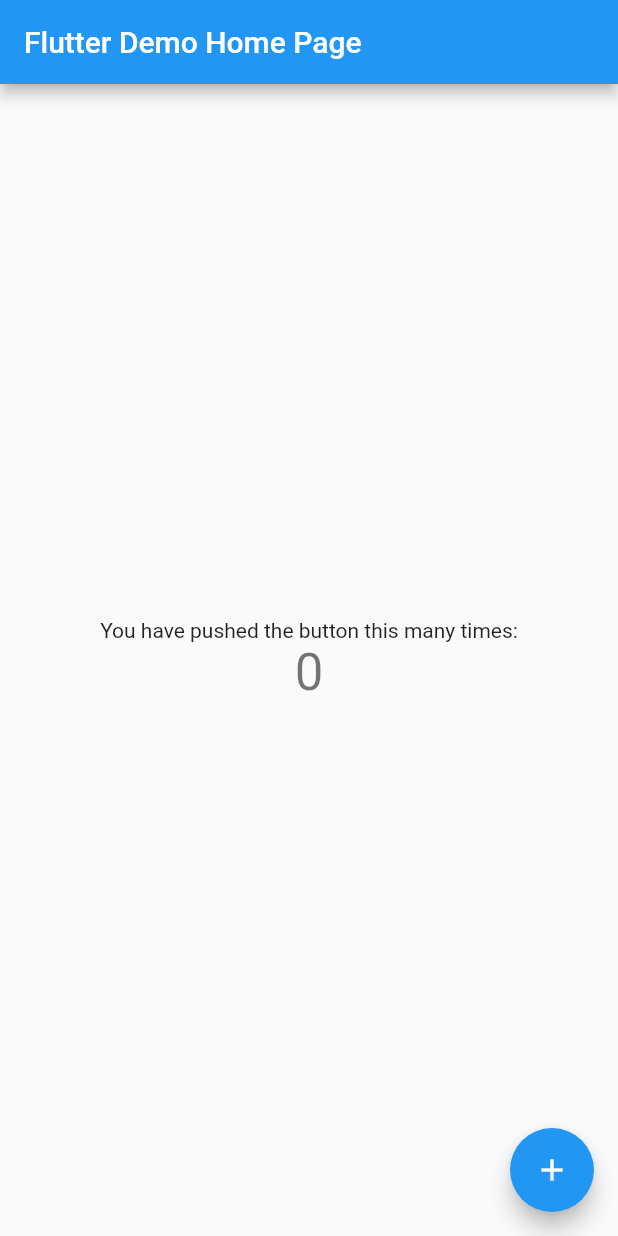
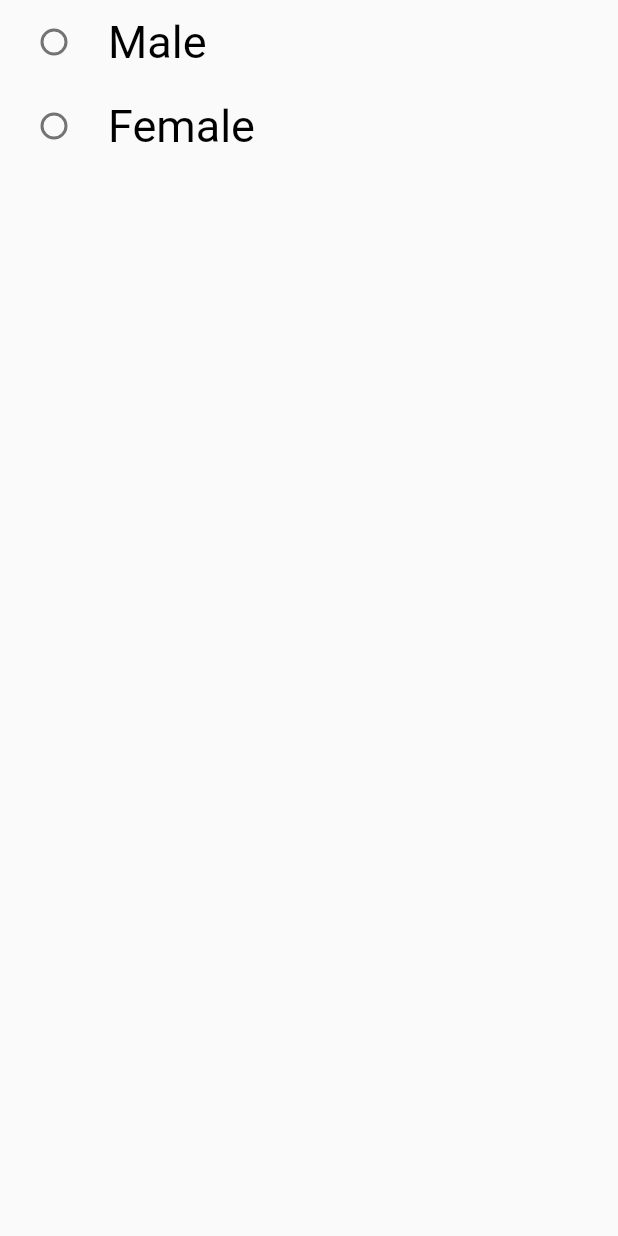
Before and after one commit to salahu01/Bloc-Tutorial.Flutter, a Flutter app: the screen it shows after launch, on a phone screen of 412 x 824 dp. Run offline on Flutter 3.47's test engine with Material 2 defaults, Android fonts, the phone set to English and light mode, and no system bars; our stand-ins replace bloc, flutter_bloc, freezed_annotation.

Commit message:
add radio button in bloc

```diff
--- /dev/null
+++ b/radio_button/lib/application/radio/radion_bloc.dart
@@ -0,0 +1,14 @@
+import 'package:bloc/bloc.dart';
+import 'package:freezed_annotation/freezed_annotation.dart';
+
+part 'radion_event.dart';
+part 'radion_state.dart';
+part 'radion_bloc.freezed.dart';
+
+class RadionBloc extends Bloc<RadionEvent, RadionState> {
+  RadionBloc() : super(const _RadionState()) {
+    on<_ChangeRadioButtonValue>((event, emit) {
+      emit(state.copyWith(selectedRadioValue: event.selectedValue));
+    });
+  }
+}
--- /dev/null
+++ b/radio_button/lib/application/radio/radion_event.dart
@@ -0,0 +1,8 @@
+part of 'radion_bloc.dart';
+
+@freezed
+class RadionEvent with _$RadionEvent {
+  const factory RadionEvent.changeRadioButtonValue({
+    required String? selectedValue
+  }) = _ChangeRadioButtonValue;
+}
--- /dev/null
+++ b/radio_button/lib/application/radio/radion_state.dart
@@ -0,0 +1,8 @@
+part of 'radion_bloc.dart';
+
+@freezed
+class RadionState with _$RadionState {
+  const factory RadionState({
+    String? selectedRadioValue,
+  }) = _RadionState;
+}
--- a/radio_button/lib/main.dart
+++ b/radio_button/lib/main.dart
@@ -1,4 +1,7 @@
 import 'package:flutter/material.dart';
+import 'package:flutter_bloc/flutter_bloc.dart';
+import 'package:radio_button/application/radio/radion_bloc.dart';
+import 'package:radio_button/presentaion/radio_button_screen.dart';
 
 void main() {
   runApp(const MyApp());
@@ -10,106 +13,19 @@ class MyApp extends StatelessWidget {
   // This widget is the root of your application.
   @override
   Widget build(BuildContext context) {
-    return MaterialApp(
-      title: 'Flutter Demo',
-      theme: ThemeData(
-        // This is the theme of your application.
-        //
-        // Try running your application with "flutter run". You'll see the
-        // application has a blue toolbar. Then, without quitting the app, try
-        // changing the primarySwatch below to Colors.green and then invoke
-        // "hot reload" (press "r" in the console where you ran "flutter run",
-        // or simply save your changes to "hot reload" in a Flutter IDE).
-        // Notice that the counter didn't reset back to zero; the application
-        // is not restarted.
-        primarySwatch: Colors.blue,
+    return MultiBlocProvider(
+      providers: [
+        BlocProvider(
+          create: (context) => RadionBloc(),
+        )
+      ],
+      child: MaterialApp(
+        title: 'Flutter Demo',
+        theme: ThemeData(
+          primarySwatch: Colors.blue,
+        ),
+        home: const RadioButtonScreen(),
       ),
-      home: const MyHomePage(title: 'Flutter Demo Home Page'),
     );
   }
 }
-
-class MyHomePage extends StatefulWidget {
-  const MyHomePage({super.key, required this.title});
-
-  // This widget is the home page of your application. It is stateful, meaning
-  // that it has a State object (defined below) that contains fields that affect
-  // how it looks.
-
-  // This class is the configuration for the state. It holds the values (in this
-  // case the title) provided by the parent (in this case the App widget) and
-  // used by the build method of the State. Fields in a Widget subclass are
-  // always marked "final".
-
-  final String title;
-
-  @override
-  State<MyHomePage> createState() => _MyHomePageState();
-}
-
-class _MyHomePageState extends State<MyHomePage> {
-  int _counter = 0;
-
-  void _incrementCounter() {
-    setState(() {
-      // This call to setState tells the Flutter framework that something has
-      // changed in this State, which causes it to rerun the build method below
-      // so that the display can reflect the updated values. If we changed
-      // _counter without calling setState(), then the build method would not be
-      // called again, and so nothing would appear to happen.
-      _counter++;
-    });
-  }
-
-  @override
-  Widget build(BuildContext context) {
-    // This method is rerun every time setState is called, for instance as done
-    // by the _incrementCounter method above.
-    //
-    // The Flutter framework has been optimized to make rerunning build methods
-    // fast, so that you can just rebuild anything that needs updating rather
-    // than having to individually change instances of widgets.
-    return Scaffold(
-      appBar: AppBar(
-        // Here we take the value from the MyHomePage object that was created by
-        // the App.build method, and use it to set our appbar title.
-        title: Text(widget.title),
-      ),
-      body: Center(
-        // Center is a layout widget. It takes a single child and positions it
-        // in the middle of the parent.
-        child: Column(
-          // Column is also a layout widget. It takes a list of children and
-          // arranges them vertically. By default, it sizes itself to fit its
-          // children horizontally, and tries to be as tall as its parent.
-          //
-          // Invoke "debug painting" (press "p" in the console, choose the
-          // "Toggle Debug Paint" action from the Flutter Inspector in Android
-          // Studio, or the "Toggle Debug Paint" command in Visual Studio Code)
-          // to see the wireframe for each widget.
-          //
-          // Column has various properties to control how it sizes itself and
-          // how it positions its children. Here we use mainAxisAlignment to
-          // center the children vertically; the main axis here is the vertical
-          // axis because Columns are vertical (the cross axis would be
-          // horizontal).
-          mainAxisAlignment: MainAxisAlignment.center,
-          children: <Widget>[
-            const Text(
-              'You have pushed the button this many times:',
-            ),
-            Text(
-              '$_counter',
-              style: Theme.of(context).textTheme.headline4,
-            ),
-          ],
-        ),
-      ),
-      floatingActionButton: FloatingActionButton(
-        onPressed: _incrementCounter,
-        tooltip: 'Increment',
-        child: const Icon(Icons.add),
-      ), // This trailing comma makes auto-formatting nicer for build methods.
-    );
-  }
-}
--- /dev/null
+++ b/radio_button/lib/presentaion/radio_button_screen.dart
@@ -0,0 +1,37 @@
+import 'package:flutter/material.dart';
+import 'package:flutter_bloc/flutter_bloc.dart';
+import 'package:radio_button/application/radio/radion_bloc.dart';
+
+class RadioButtonScreen extends StatelessWidget {
+  const RadioButtonScreen({super.key});
+
+  @override
+  Widget build(BuildContext context) {
+    return Scaffold(
+      body: BlocBuilder<RadionBloc, RadionState>(
+        builder: (context, state) {
+          return Column(
+            children: [
+              RadioListTile<String?>(
+                value: 'male',
+                groupValue: state.selectedRadioValue,
+                title: const Text('Male', style: TextStyle(color: Colors.black, fontSize: 30)),
+                onChanged: (value) {
+                  context.read<RadionBloc>().add(RadionEvent.changeRadioButtonValue(selectedValue: value));
+                },
+              ),
+              RadioListTile<String?>(
+                value: 'female',
+                groupValue: state.selectedRadioValue,
+                title: const Text('Female', style: TextStyle(color: Colors.black, fontSize: 30)),
+                onChanged: (value) {
+                  context.read<RadionBloc>().add(RadionEvent.changeRadioButtonValue(selectedValue: value));
+                },
+              ),
+            ],
+          );
+        },
+      ),
+    );
+  }
+}
```
Also changed, not shown: radio_button/pubspec.yaml (+8 -20 lines), radio_button/lib/application/radio/radion_bloc.freezed.dart (added), radio_button/pubspec.lock.
